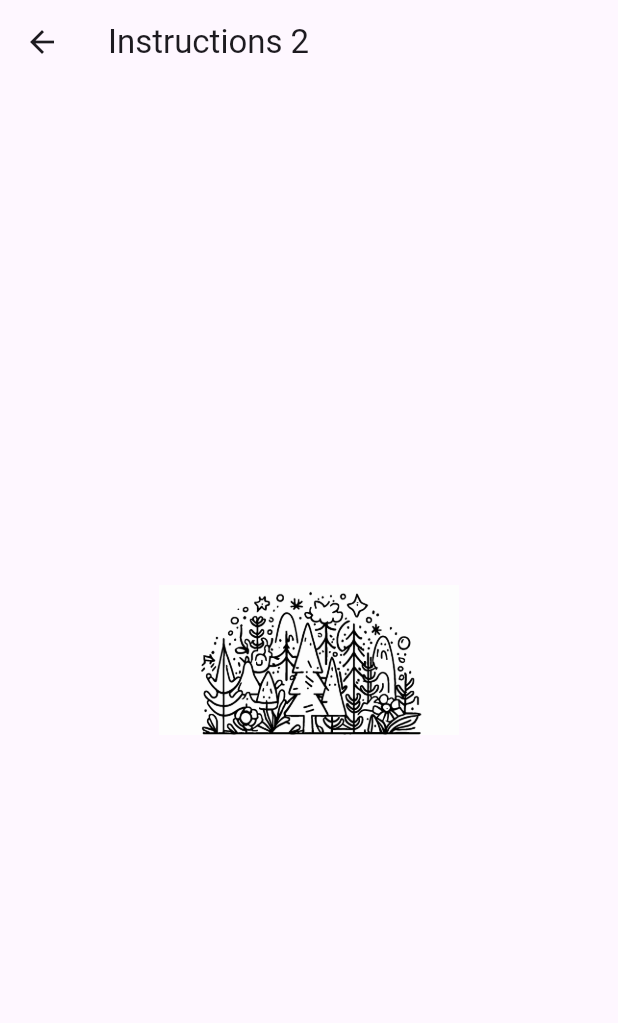
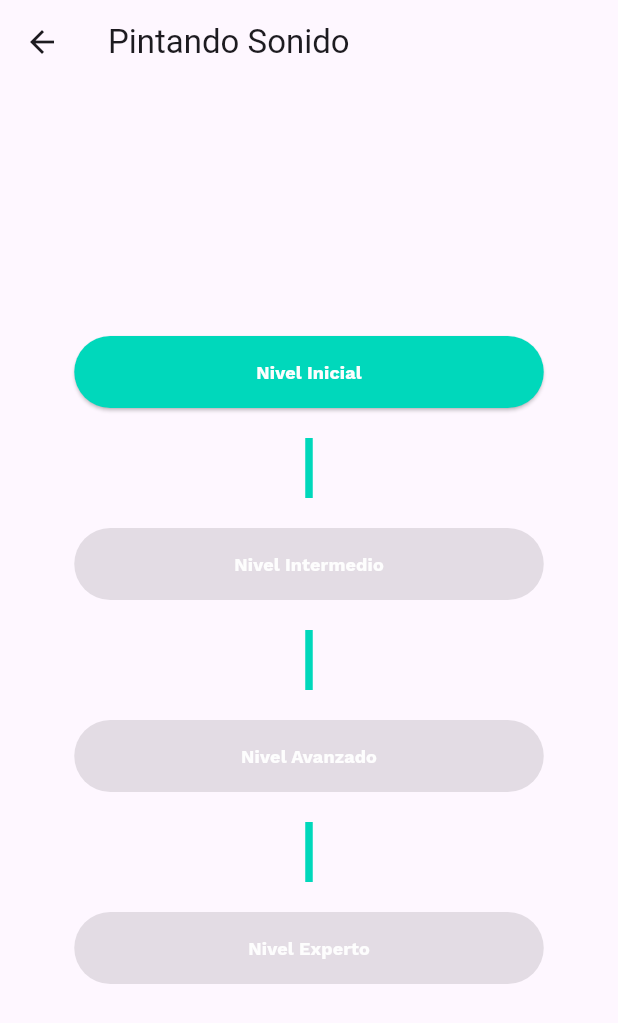
Before and after one commit to PabloAndresZP/miapp, a Flutter app: the HomePage screen opened directly, after a tap on "Pintando Sonido", on a phone screen of 412 x 824 dp. Shown: the top 1023 px of the screen. Run offline on Flutter 3.47's test engine with Material 2 defaults, Android fonts, the phone set to English and light mode, and no system bars; our stand-ins replace audioplayers.

Commit message:
Logica segundo suego

```diff
--- a/lib/main.dart
+++ b/lib/main.dart
@@ -1,6 +1,7 @@
 import 'package:flutter/material.dart';
 import 'src/pages/instructions_page.dart';
-import 'package:mi_app_imgsound/src/pages/instructions2_page.dart';
+//import 'package:mi_app_imgsound/src/pages/instructions2_page.dart';
+import 'src/pages/level2_screen.dart';
 import 'src/widgets/coin_counter.dart';
 
 void main() {
@@ -128,7 +129,7 @@ class HomePage extends StatelessWidget {
               onPressed: () {
                 Navigator.push(
                   context,
-                  MaterialPageRoute(builder: (context) => Instructions2Page()),
+                  MaterialPageRoute(builder: (context) => Level2Screen()),
                 );
               },
               style: ElevatedButton.styleFrom(
--- /dev/null
+++ b/lib/src/pages/level2_screen.dart
@@ -0,0 +1,102 @@
+import 'package:flutter/material.dart';
+import 'package:mi_app_imgsound/src/pages/lesson_two_screen.dart';
+
+class Level2Screen extends StatelessWidget {
+  @override
+  Widget build(BuildContext context) {
+    return Scaffold(
+      appBar: AppBar(
+        title: Text('Pintando Sonido'),
+      ),
+      body: Center(
+        child: Column(
+          mainAxisAlignment: MainAxisAlignment.center,
+          children: <Widget>[
+            ElevatedButton(
+              onPressed: () {
+                Navigator.push(
+                  context,
+                  MaterialPageRoute(builder: (context) => LessonTwoScreen()),
+                );
+              },
+              style: ElevatedButton.styleFrom(
+                primary: Color(0xFF00D8BB),
+                minimumSize: Size(313, 48),
+              ),
+              child: Text('Nivel Inicial',
+                  style: TextStyle(
+                    fontFamily: 'WorkSans',
+                    fontWeight: FontWeight.bold,
+                    fontSize: 12,
+                    color: Color(0xFFFDFDFD),
+                  )),
+            ),
+            SizedBox(height: 20),
+            Container(
+              width: 5,
+              height: 40,
+              color: Color(0xFF00D8BB),
+            ),
+            SizedBox(height: 20),
+            ElevatedButton(
+              onPressed: null,  // Desactivado
+              style: ElevatedButton.styleFrom(
+                primary: Color(0xFF00D8BB),
+                minimumSize: Size(313, 48),
+              ),
+              child: Text('Nivel Intermedio',
+                  style: TextStyle(
+                    fontFamily: 'WorkSans',
+                    fontWeight: FontWeight.bold,
+                    fontSize: 12,
+                    color: Color(0xFFFDFDFD),
+                  )),
+            ),
+            SizedBox(height: 20),
+            Container(
+              width: 5,
+              height: 40,
+              color: Color(0xFF00D8BB),
+            ),
+            SizedBox(height: 20),
+            ElevatedButton(
+              onPressed: null,  // Desactivado
+              style: ElevatedButton.styleFrom(
+                primary: Color(0xFF00D8BB),
+                minimumSize: Size(313, 48),
+              ),
+              child: Text('Nivel Avanzado',
+                  style: TextStyle(
+                    fontFamily: 'WorkSans',
+                    fontWeight: FontWeight.bold,
+                    fontSize: 12,
+                    color: Color(0xFFFDFDFD),
+                  )),
+            ),
+            SizedBox(height: 20),
+            Container(
+              width: 5,
+              height: 40,
+              color: Color(0xFF00D8BB),
+            ),
+            SizedBox(height: 20),
+            ElevatedButton(
+              onPressed: null,  // Desactivado
+              style: ElevatedButton.styleFrom(
+                primary: Color(0xFF00D8BB),
+                minimumSize: Size(313, 48),
+              ),
+              child: Text('Nivel Experto',
+                  style: TextStyle(
+                    fontFamily: 'WorkSans',
+                    fontWeight: FontWeight.bold,
+                    fontSize: 12,
+                    color: Color(0xFFFDFDFD),
+                  )),
+            ),
+          ],
+        ),
+      ),
+    );
+  }
+}
--- a/pubspec.yaml
+++ b/pubspec.yaml
@@ -23,6 +23,9 @@ flutter:
     - assets/sounds/conteo3.mp3
     - assets/sounds/conteo4.mp3
     - assets/images/bosquef.png
+    - assets/images/bosquet.png
+    - assets/sounds/escmayor.mp3
+    - assets/sounds/escmenor.mp3
   fonts:
     - family: WorkSans
       fonts:
```
Also changed, not shown: lib/src/pages/game2_page.dart (added, +131 -0 lines), lib/src/pages/instructions2_page.dart (+107 -3 lines), lib/src/pages/lesson_two_screen.dart (added, +100 -0 lines).
